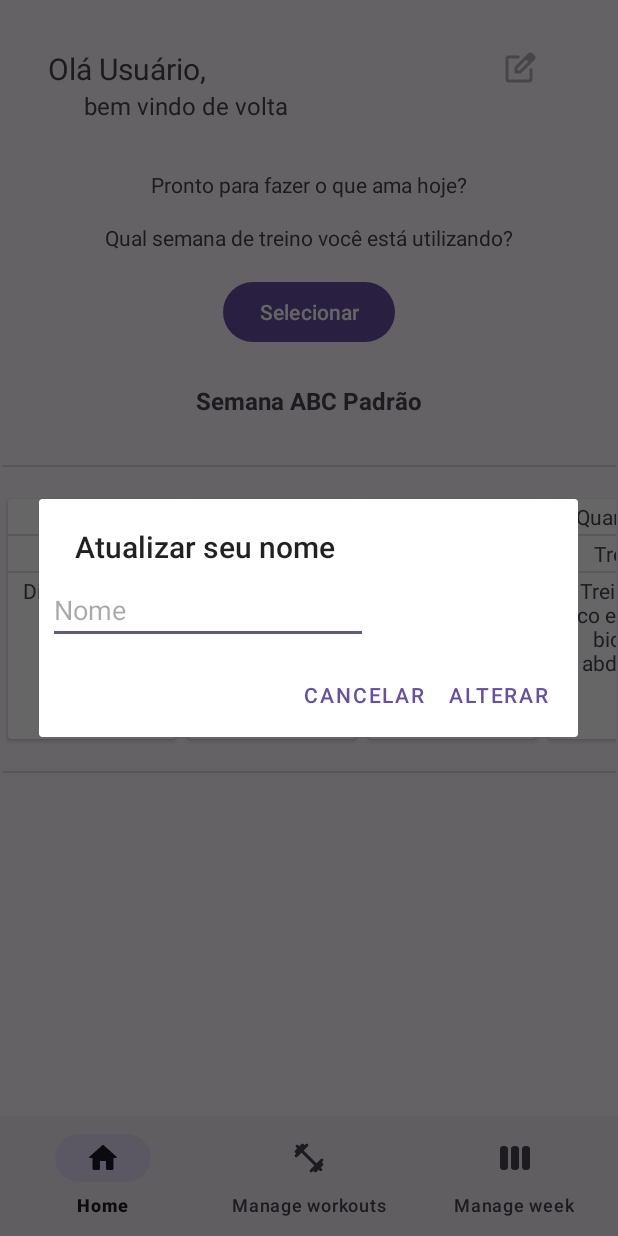
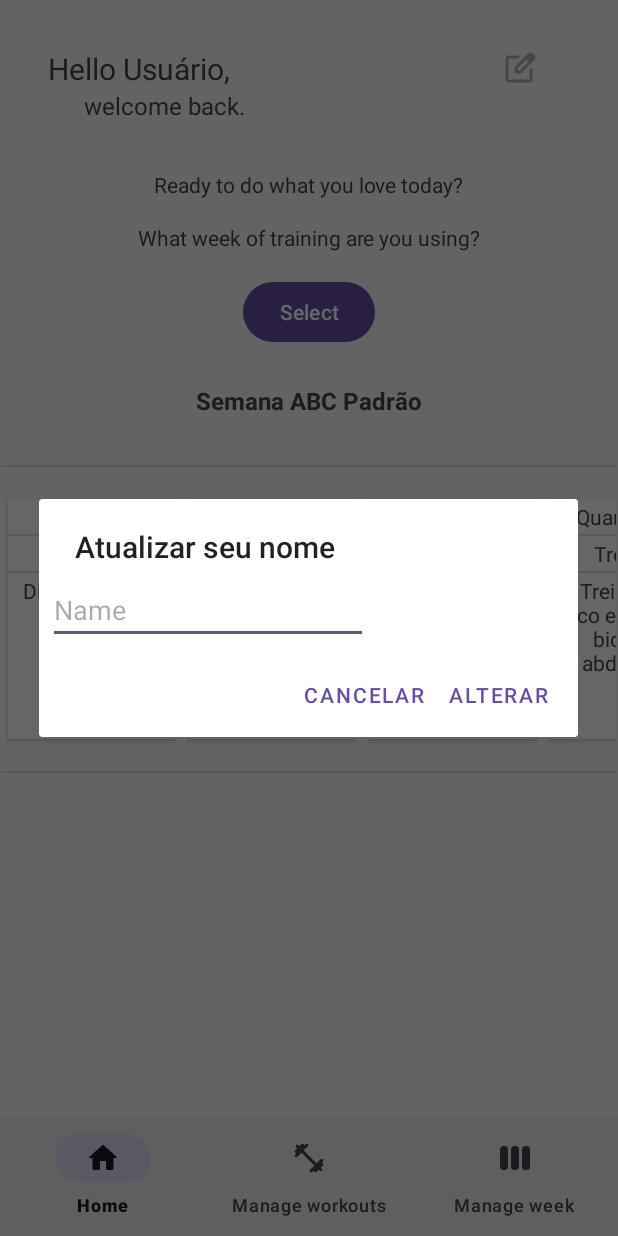
Before and after one commit to GabrielPortari/WorkoutPlannerApp, an Android app: the screen it shows after launch (MainActivity), after a tap on an icon or button, on a phone screen of 412 x 824 dp. Run offline under Robolectric (Android 15) with nearby library versions, the phone set to English and light mode, and no system bars.

Commit message:
valores das strings adicionadas ao string.xml, algumas melhorias colocadas

```diff
--- a/app/src/main/java/com/gabrielportari/workoutplannerapp/view/fragment/HomeFragment.kt
+++ b/app/src/main/java/com/gabrielportari/workoutplannerapp/view/fragment/HomeFragment.kt
@@ -86,7 +86,7 @@ class HomeFragment : Fragment() {
     private fun observe(){
         viewModel.user.observe(viewLifecycleOwner){
             user = it
-            binding.textHelloUser.text = "Olá ${it.name},"
+            binding.textHelloUser.text = getString(R.string.hello_user, it.name)
         }
 
         viewModel.weekName.observe(viewLifecycleOwner){
--- a/app/src/main/res/layout/activity_week_form.xml
+++ b/app/src/main/res/layout/activity_week_form.xml
@@ -13,7 +13,7 @@
         android:layout_height="wrap_content"
         android:layout_marginStart="24dp"
         android:layout_marginTop="8dp"
-        android:text="Name"
+        android:text="@string/week_name"
         app:layout_constraintStart_toStartOf="parent"
         app:layout_constraintTop_toTopOf="parent" />
 
@@ -39,7 +39,7 @@
         android:layout_height="wrap_content"
         android:layout_marginStart="24dp"
         android:layout_marginTop="16dp"
-        android:text="Description"
+        android:text="@string/description"
         app:layout_constraintStart_toStartOf="parent"
         app:layout_constraintTop_toBottomOf="@+id/textInputLayout" />
 
--- a/app/src/main/res/layout/activity_workout_form.xml
+++ b/app/src/main/res/layout/activity_workout_form.xml
@@ -15,7 +15,7 @@
         android:layout_height="wrap_content"
         android:layout_marginStart="24dp"
         android:layout_marginTop="8dp"
-        android:text="Nome do treino"
+        android:text="@string/workout_name"
         app:layout_constraintStart_toStartOf="parent"
         app:layout_constraintTop_toTopOf="parent" />
 
@@ -41,7 +41,7 @@
         android:layout_height="wrap_content"
         android:layout_marginStart="24dp"
         android:layout_marginTop="16dp"
-        android:text="Descrição"
+        android:text="@string/description"
         app:layout_constraintStart_toStartOf="parent"
         app:layout_constraintTop_toBottomOf="@+id/text_input_layout_name" />
 
--- a/app/src/main/res/layout/dialog_form.xml
+++ b/app/src/main/res/layout/dialog_form.xml
@@ -13,7 +13,7 @@
         android:layout_marginRight="4dp"
         android:layout_marginBottom="4dp"
         android:ems="10"
-        android:hint="Name"
+        android:hint="@string/name"
         android:inputType="text" />
 
     <EditText
@@ -25,6 +25,6 @@
         android:layout_marginRight="4dp"
         android:layout_marginBottom="16dp"
         android:ems="10"
-        android:hint="Description"
+        android:hint="@string/description"
         android:inputType="text" />
 </LinearLayout>
--- a/app/src/main/res/layout/dialog_name_form.xml
+++ b/app/src/main/res/layout/dialog_name_form.xml
@@ -11,6 +11,6 @@
         android:layout_height="wrap_content"
         android:layout_margin="6dp"
         android:ems="10"
-        android:hint="Nome"
+        android:hint="@string/name"
         android:inputType="text" />
 </LinearLayout>
--- a/app/src/main/res/layout/exercise_item.xml
+++ b/app/src/main/res/layout/exercise_item.xml
@@ -39,7 +39,7 @@
                 android:id="@+id/text_exercise_name"
                 android:layout_width="match_parent"
                 android:layout_height="wrap_content"
-                android:text="Nome do exercicio"
+                android:text="@string/exercise_name"
                 android:textSize="18sp"
                 android:textStyle="bold" />
 
@@ -47,14 +47,14 @@
                 android:id="@+id/text_exercise_description"
                 android:layout_width="match_parent"
                 android:layout_height="wrap_content"
-                android:text="Descricao do exercicio"
+                android:text="@string/description"
                 android:textSize="16sp" />
 
             <TextView
                 android:id="@+id/text_exercise_reps"
                 android:layout_width="match_parent"
                 android:layout_height="wrap_content"
-                android:text="10 - 20 repeticoes"
+                android:text="@string/reps"
                 android:textSize="16sp" />
         </LinearLayout>
 
--- a/app/src/main/res/layout/fragment_home.xml
+++ b/app/src/main/res/layout/fragment_home.xml
@@ -13,7 +13,7 @@
         android:layout_marginStart="32dp"
         android:layout_marginTop="32dp"
         android:layout_marginEnd="8dp"
-        android:text="Olá usuário,"
+        android:text="@string/hello_user"
         android:textSize="20sp"
         app:layout_constraintEnd_toStartOf="@+id/image_name_change"
         app:layout_constraintHorizontal_bias="0.5"
@@ -38,7 +38,7 @@
         android:layout_height="wrap_content"
         android:layout_marginStart="24dp"
         android:layout_marginEnd="56dp"
-        android:text="bem vindo de volta"
+        android:text="@string/welcome_back"
         android:textSize="16sp"
         app:layout_constraintEnd_toEndOf="parent"
         app:layout_constraintStart_toStartOf="@+id/text_hello_user"
@@ -49,7 +49,7 @@
         android:layout_width="wrap_content"
         android:layout_height="wrap_content"
         android:layout_marginTop="32dp"
-        android:text="Pronto para fazer o que ama hoje?"
+        android:text="@string/ready_to_do"
         app:layout_constraintEnd_toEndOf="parent"
         app:layout_constraintStart_toStartOf="parent"
         app:layout_constraintTop_toBottomOf="@+id/textView7" />
@@ -59,7 +59,7 @@
         android:layout_width="wrap_content"
         android:layout_height="wrap_content"
         android:layout_marginTop="16dp"
-        android:text="Qual semana de treino você está utilizando?"
+        android:text="@string/what_week"
         app:layout_constraintEnd_toEndOf="parent"
         app:layout_constraintStart_toStartOf="parent"
         app:layout_constraintTop_toBottomOf="@+id/textView9" />
@@ -69,7 +69,7 @@
         android:layout_width="wrap_content"
         android:layout_height="wrap_content"
         android:layout_marginTop="16dp"
-        android:text="Selecionar"
+        android:text="@string/button_select"
         app:layout_constraintEnd_toEndOf="parent"
         app:layout_constraintStart_toStartOf="parent"
         app:layout_constraintTop_toBottomOf="@+id/textView" />
@@ -79,7 +79,7 @@
         android:layout_width="wrap_content"
         android:layout_height="wrap_content"
         android:layout_marginTop="24dp"
-        android:text="Nome semana"
+        android:text="@string/week_name"
         android:textSize="16sp"
         android:textStyle="bold"
         app:layout_constraintEnd_toEndOf="parent"
--- a/app/src/main/res/layout/select_week_item.xml
+++ b/app/src/main/res/layout/select_week_item.xml
@@ -10,7 +10,7 @@
         android:id="@+id/text_select_week_name"
         android:layout_width="match_parent"
         android:layout_height="wrap_content"
-        android:text="Nome da semana"
+        android:text="@string/week_name"
         android:textSize="18sp"
         android:textStyle="bold" />
 
@@ -18,6 +18,6 @@
         android:id="@+id/text_select_week_description"
         android:layout_width="match_parent"
         android:layout_height="wrap_content"
-        android:text="Descricao"
+        android:text="@string/description"
         android:textSize="14sp" />
 </LinearLayout>
--- a/app/src/main/res/layout/select_workout_item.xml
+++ b/app/src/main/res/layout/select_workout_item.xml
@@ -33,7 +33,7 @@
                 android:id="@+id/text_select_name"
                 android:layout_width="match_parent"
                 android:layout_height="wrap_content"
-                android:text="Nome treino"
+                android:text="@string/workout_name"
                 android:textSize="18sp"
                 android:textStyle="bold" />
 
@@ -41,7 +41,7 @@
                 android:id="@+id/text_select_description"
                 android:layout_width="match_parent"
                 android:layout_height="wrap_content"
-                android:text="Descricao"
+                android:text="@string/description"
                 android:textSize="14sp" />
         </LinearLayout>
     </LinearLayout>
--- a/app/src/main/res/layout/week_item.xml
+++ b/app/src/main/res/layout/week_item.xml
@@ -36,7 +36,7 @@
                 android:id="@+id/text_week_name"
                 android:layout_width="wrap_content"
                 android:layout_height="wrap_content"
-                android:text="Nome da semana"
+                android:text="@string/week_name"
                 android:textSize="18sp"
                 android:textStyle="bold" />
 
@@ -44,7 +44,7 @@
                 android:id="@+id/text_week_description"
                 android:layout_width="wrap_content"
                 android:layout_height="wrap_content"
-                android:text="Descrição"
+                android:text="@string/description"
                 android:textSize="14sp" />
         </LinearLayout>
 
--- a/app/src/main/res/layout/workout_day_item.xml
+++ b/app/src/main/res/layout/workout_day_item.xml
@@ -9,7 +9,7 @@
         android:id="@+id/text_workout_day_week_day"
         android:layout_width="match_parent"
         android:layout_height="wrap_content"
-        android:text="Dia da semana" />
+        android:text="@string/week_day" />
 
     <ImageView
         android:id="@+id/image_new_workout_day"
@@ -37,7 +37,7 @@
                 android:id="@+id/text_workout_day_name"
                 android:layout_width="wrap_content"
                 android:layout_height="wrap_content"
-                android:text="Nome da semana"
+                android:text="@string/week_name"
                 android:textSize="18sp"
                 android:textStyle="bold" />
 
@@ -45,7 +45,7 @@
                 android:id="@+id/text_workout_day_description"
                 android:layout_width="wrap_content"
                 android:layout_height="wrap_content"
-                android:text="Descrição"
+                android:text="@string/description"
                 android:textSize="14sp" />
         </LinearLayout>
 
--- a/app/src/main/res/layout/workout_item.xml
+++ b/app/src/main/res/layout/workout_item.xml
@@ -36,7 +36,7 @@
                 android:id="@+id/text_workout_name"
                 android:layout_width="wrap_content"
                 android:layout_height="wrap_content"
-                android:text="Nome do treino"
+                android:text="@string/workout_name"
                 android:textSize="18sp"
                 android:textStyle="bold" />
 
@@ -44,7 +44,7 @@
                 android:id="@+id/text_workout_description"
                 android:layout_width="wrap_content"
                 android:layout_height="wrap_content"
-                android:text="Descrição"
+                android:text="@string/description"
                 android:textSize="14sp" />
 
         </LinearLayout>
--- a/app/src/main/res/layout/workout_of_day_item.xml
+++ b/app/src/main/res/layout/workout_of_day_item.xml
@@ -31,7 +31,7 @@
                 android:layout_gravity="center"
                 android:layout_margin="2dp"
                 android:gravity="center"
-                android:text="Segunda-feira" />
+                android:text="@string/week_day" />
 
             <View
                 android:id="@+id/divider9"
@@ -46,7 +46,7 @@
                 android:layout_gravity="center"
                 android:layout_margin="2dp"
                 android:gravity="center"
-                android:text="Treino A"
+                android:text="@string/workout_name"
                 android:textAlignment="center" />
 
             <View
@@ -61,7 +61,7 @@
                 android:layout_height="wrap_content"
                 android:layout_gravity="center"
                 android:layout_margin="2dp"
-                android:text="Treino focado em piriri pororo"
+                android:text="@string/description"
                 android:textAlignment="center" />
         </LinearLayout>
 
--- a/app/src/main/res/values/strings.xml
+++ b/app/src/main/res/values/strings.xml
@@ -8,14 +8,35 @@
 
     <!-- rep range spinner -->
     <string-array name="spinner_items">
-        <item>1 to 3 reps</item>
-        <item>3 to 6 reps</item>
-        <item>6 to 10 reps</item>
-        <item>8 to 12 reps</item>
-        <item>12 to 15 reps</item>
-        <item>15 to 20 reps</item>
+        <item>1-3 reps</item>
+        <item>3-6 reps</item>
+        <item>6-10 reps</item>
+        <item>8-12 reps</item>
+        <item>12-15 reps</item>
+        <item>15-20 reps</item>
     </string-array>
-    <!-- TODO: Remove or change this placeholder text -->
-    <string name="hello_blank_fragment">Hello blank fragment</string>
+
+    <!-- button values -->
+    <string name="button_save">Save</string>
+    <string name="button_select">Select</string>
+    <string name="button_update">Update</string>
+    <string name="button_cancel">Cancel</string>
+
+    <!-- default values -->
+    <string name="name">Name</string>
+    <string name="exercise_name">Exercise name</string>
+    <string name="workout_name">Workout name</string>
+    <string name="week_name">Week name</string>
+    <string name="week_day">Week day</string>
+    <string name="description">Description</string>
+    <string name="reps">Repetitions</string>
+    <string name="sets">Number of sets</string>
+    <string name="setsNum">2</string>
+
+    <!-- home fragment -->
+    <string name="hello_user">Hello %1$s,</string>
+    <string name="welcome_back">welcome back.</string>
+    <string name="ready_to_do">Ready to do what you love today?</string>
+    <string name="what_week">What week of training are you using?</string>
 
 </resources>
```
Also changed, not shown: app/src/main/java/com/gabrielportari/workoutplannerapp/view/activity/ExerciseFormActivity.kt (+25 -10 lines), app/src/main/res/layout/activity_exercise_form.xml (+28 -7 lines).
